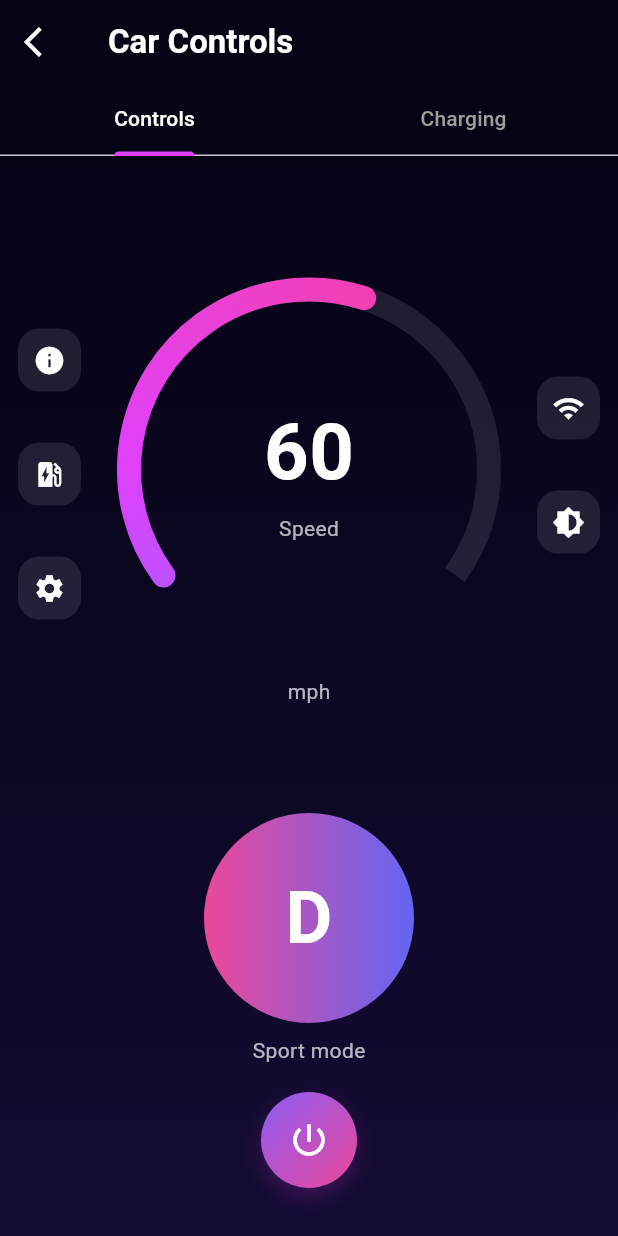
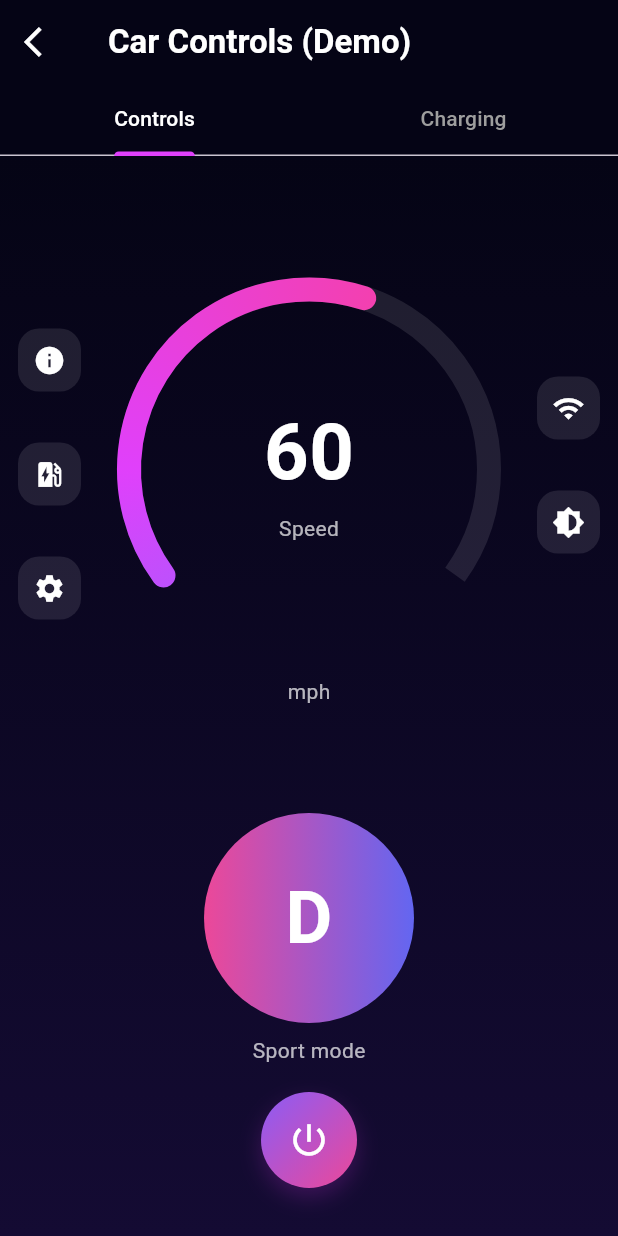
Before and after one commit to NayeraYasser1/amn_app_before_final, a Flutter app: the CarControlScreen screen opened directly, on a phone screen of 412 x 824 dp. Run offline on Flutter 3.47's test engine with Material 3 defaults, Android fonts, the phone set to English and light mode, and no system bars; our stand-ins replace cloud_firestore, firebase_auth, firebase_core, firebase_storage, flutter_map, flutter_secure_storage and 7 more; accounts and stored records are empty; network calls fail.

Commit message:
UI honesty: label demo screens; shorten splash to its intended 3s
H7/L7 - Car Controls, the Dashboard header and the pairing scan result now
say (demo) / sample data, so fabricated telemetry and the scripted car
found are not presented as a real connected vehicle.
L8 - splash auto-advances after 3s (matching its comment) instead of 5s.

Co-Authored-By: Claude Fable 5 <noreply@anthropic.com>

```diff
--- a/lib/screens/car_control_screen.dart
+++ b/lib/screens/car_control_screen.dart
@@ -19,7 +19,7 @@ class CarControlScreen extends StatelessWidget {
             onPressed: () => Navigator.of(context).pop(),
           ),
           title: const Text(
-            'Car Controls',
+            'Car Controls (Demo)',
             style: TextStyle(color: Colors.white, fontWeight: FontWeight.bold),
           ),
           centerTitle: false,
--- a/lib/screens/dashboard_screen.dart
+++ b/lib/screens/dashboard_screen.dart
@@ -45,7 +45,7 @@ class _DashboardScreenState extends State<DashboardScreen> {
             ),
             SizedBox(height: 2),
             Text(
-              'Last checked: 2 mins ago',
+              'Sample data · demo',
               style: TextStyle(color: Colors.white70, fontSize: 11),
             ),
           ],
--- a/lib/screens/pairing_unpaired_screen.dart
+++ b/lib/screens/pairing_unpaired_screen.dart
@@ -308,7 +308,7 @@ class _SelectCarStage extends StatelessWidget {
           SizedBox(height: 8),
           Center(
             child: Text(
-              '1 car found',
+              '1 car found (demo)',
               style: TextStyle(color: _muted, fontSize: 15),
             ),
           ),
--- a/lib/screens/splash_screen.dart
+++ b/lib/screens/splash_screen.dart
@@ -32,7 +32,7 @@ class _SplashScreenState extends State<SplashScreen>
     _controller.forward();
 
     // الانتقال التلقائي بعد 3 ثواني للصفحة الرئيسية
-    Timer(const Duration(seconds: 5), () {
+    Timer(const Duration(seconds: 3), () {
       if (!mounted) return;
       Navigator.pushReplacementNamed(context, 'home');
     });
```
